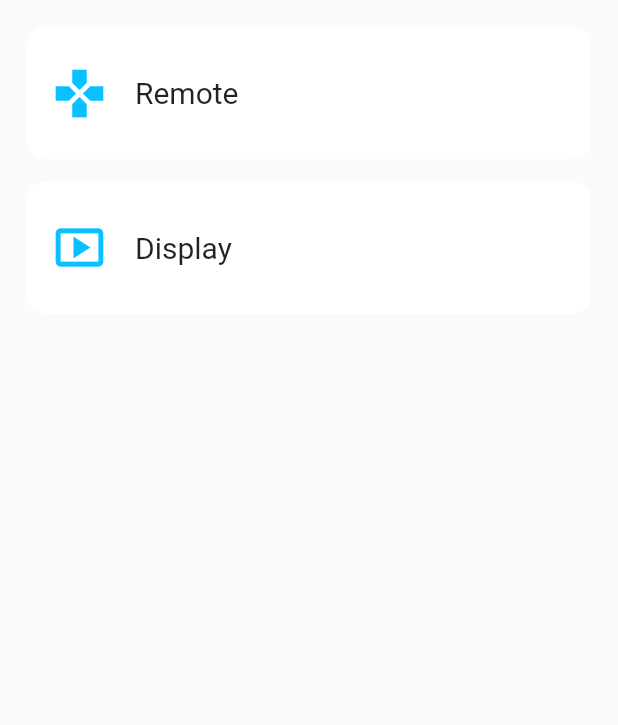
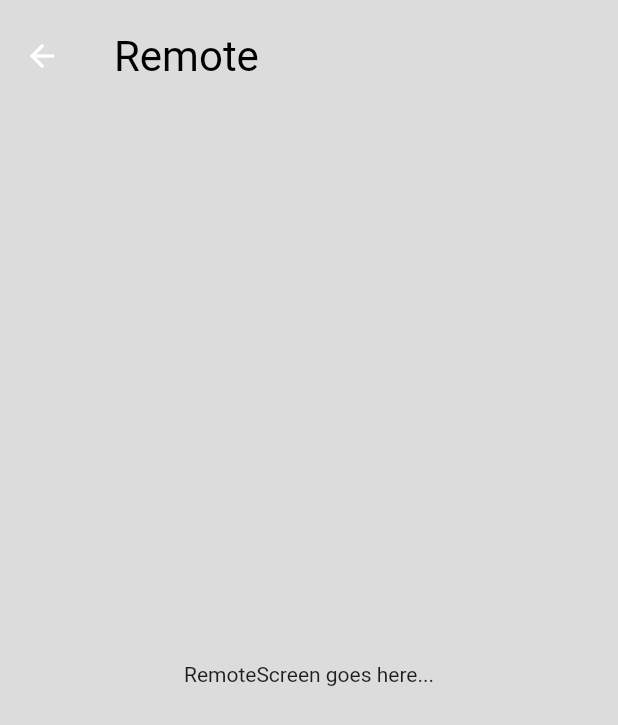
Before and after one commit to RoadSage/roadsage-app, a Flutter app: the DevicesScreen widget shown alone on an empty page, opened directly, after a tap on "Remote", on a phone screen of 412 x 824 dp. Shown: the top 725 px of the screen. Run offline on Flutter 3.47's test engine with Material 2 defaults, Android fonts, the light colour scheme and no system bars; our stand-ins replace firebase_auth, firebase_core, flutter_secure_storage, flutter_signin_button, google_fonts, google_sign_in and 1 more; missing offline and left inert: flutter_facebook_auth; accounts and stored records are empty.

Commit message:
RemoteScreen & DeviceScreen placeholders with navigation
- Added placeholders for RemoteScreen & DeviceScreen
- Added navigation from DevicesScreen and back

Signed-off-by: Kajetan Puchalski <2457183P@student.gla.ac.uk>

```diff
--- a/lib/constants.dart
+++ b/lib/constants.dart
@@ -3,6 +3,8 @@ import 'package:flutter/material.dart';
 class Routes {
   static const String root = "/";
   static const String home = "/home";
+  static const String remote = "/devices/remote";
+  static const String display = "/devices/display";
   static const String faqSubmitQuestion = "/faq/submit_question";
 }
 
--- a/lib/main.dart
+++ b/lib/main.dart
@@ -1,4 +1,5 @@
 import 'package:flutter/material.dart';
+import 'package:roadsage/screens/display.dart';
 import 'package:roadsage/screens/faq.dart';
 import 'package:roadsage/screens/submit_question.dart';
 import 'package:firebase_core/firebase_core.dart';
@@ -14,6 +15,7 @@ import 'screens/login.dart';
 import 'screens/devices.dart';
 import 'screens/home.dart';
 import 'screens/recents.dart';
+import 'screens/remote.dart';
 
 void main() async {
   WidgetsFlutterBinding.ensureInitialized();
@@ -109,6 +111,8 @@ class _RoadSageApp extends State<RoadSageApp> {
         Routes.root: (context) =>
             const LoginScreen(title: Constants.loginPageTitle),
         Routes.home: (context) => const MainScreen(title: Constants.homePage),
+        Routes.remote: (context) => const RemoteScreen(),
+        Routes.display: (context) => const DisplayScreen(),
         Routes.faqSubmitQuestion: (context) => const SubmitQuestionScreen(),
       },
       initialRoute: isLoggedIn ? Routes.home : Routes.root,
--- /dev/null
+++ b/lib/screens/remote.dart
@@ -0,0 +1,39 @@
+import 'package:flutter/material.dart';
+import 'package:roadsage/constants.dart';
+
+class RemoteScreen extends StatefulWidget {
+  const RemoteScreen({Key? key}) : super(key: key);
+
+  @override
+  State<RemoteScreen> createState() => _RemoteScreenState();
+}
+
+class _RemoteScreenState extends State<RemoteScreen> {
+  @override
+  Widget build(BuildContext context) {
+    AppBar appBar = AppBar(
+      title: const Text(RoadSageStrings.remote),
+      titleTextStyle: const TextStyle(fontSize: 28, color: Colors.black),
+      titleSpacing: 20,
+      backgroundColor: RoadSageColours.lightGrey,
+      toolbarHeight: 75,
+      elevation: 0,
+      centerTitle: false,
+    );
+
+    return Scaffold(
+      appBar: appBar,
+      backgroundColor: RoadSageColours.lightGrey,
+      body: Center(
+        child: Column(
+          mainAxisAlignment: MainAxisAlignment.center,
+          children: const <Widget>[
+            Text(
+              'RemoteScreen goes here...',
+            ),
+          ],
+        ),
+      ),
+    );
+  }
+}
```
Also changed, not shown: lib/screens/devices.dart (+6 -2 lines), lib/screens/display.dart (added, +39 -0 lines).
